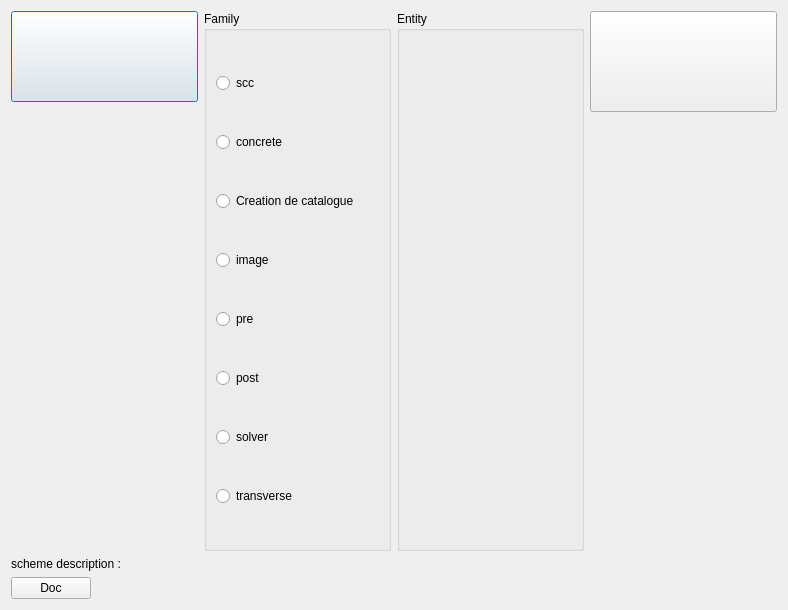
SalomePlatform/eficas_tools, file UiQT4/desChoixMap.ui: the form before one commit.
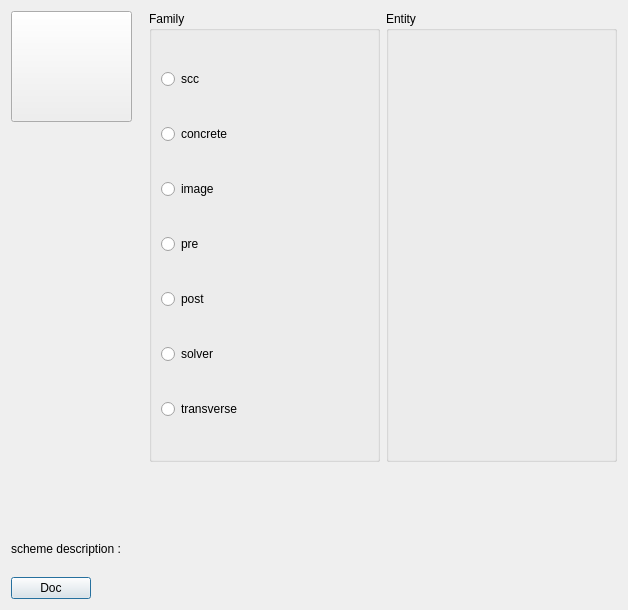
The form after the commit. Icons and pictures are not drawn.

```diff
--- a/UiQT4/desChoixMap.ui
+++ b/UiQT4/desChoixMap.ui
@@ -9,7 +9,7 @@
    <rect>
     <x>0</x>
     <y>0</y>
-    <width>788</width>
+    <width>628</width>
     <height>610</height>
    </rect>
   </property>
@@ -18,15 +18,17 @@
   </property>
   <layout class="QGridLayout" name="gridLayout">
    <item row="0" column="0">
-    <layout class="QHBoxLayout" name="horizontalLayout_3">
-     <item>
-      <layout class="QVBoxLayout" name="verticalLayout_3">
-       <item>
         <widget class="QPushButton" name="PBIconeMap">
          <property name="minimumSize">
           <size>
-           <width>81</width>
-           <height>91</height>
+       <width>121</width>
+       <height>111</height>
+      </size>
+     </property>
+     <property name="maximumSize">
+      <size>
+       <width>121</width>
+       <height>111</height>
           </size>
          </property>
          <property name="text">
@@ -42,25 +44,19 @@
            <height>160</height>
           </size>
          </property>
-        </widget>
-       </item>
-       <item>
-        <spacer name="verticalSpacer">
-         <property name="orientation">
-          <enum>Qt::Vertical</enum>
-         </property>
-         <property name="sizeHint" stdset="0">
-          <size>
-           <width>20</width>
-           <height>264</height>
-          </size>
-         </property>
-        </spacer>
-       </item>
-      </layout>
-     </item>
-     <item>
+     <property name="autoDefault">
+      <bool>false</bool>
+     </property>
+    </widget>
+   </item>
+   <item row="0" column="1" rowspan="2" colspan="2">
       <widget class="QGroupBox" name="groupBoxModule">
+     <property name="minimumSize">
+      <size>
+       <width>231</width>
+       <height>451</height>
+      </size>
+     </property>
        <property name="title">
         <string>Family</string>
        </property>
@@ -79,13 +75,6 @@
           </property>
          </widget>
         </item>
-        <item>
-         <widget class="QRadioButton" name="RBM3">
-          <property name="text">
-           <string>Creation de catalogue</string>
-          </property>
-         </widget>
-        </item>
         <item>
          <widget class="QRadioButton" name="RBM4">
           <property name="text">
@@ -124,56 +113,47 @@
        </layout>
       </widget>
      </item>
-     <item>
+   <item row="0" column="3" rowspan="2">
       <widget class="QGroupBox" name="groupBoxScheme">
+     <property name="minimumSize">
+      <size>
+       <width>231</width>
+       <height>451</height>
+      </size>
+     </property>
        <property name="title">
         <string>Entity</string>
        </property>
-      </widget>
-     </item>
-     <item>
-      <layout class="QVBoxLayout" name="verticalLayout_2">
-       <item>
-        <widget class="QPushButton" name="pushButton_3">
-         <property name="minimumSize">
-          <size>
-           <width>81</width>
-           <height>101</height>
-          </size>
-         </property>
-         <property name="text">
-          <string/>
-         </property>
-         <property name="icon">
-          <iconset>
-           <normaloff>image120.png</normaloff>image120.png</iconset>
-         </property>
-         <property name="iconSize">
+     <layout class="QVBoxLayout" name="verticalLayout_2"/>
+    </widget>
+   </item>
+   <item row="1" column="0" rowspan="2">
+    <spacer name="verticalSpacer_5">
+     <property name="orientation">
+      <enum>Qt::Vertical</enum>
+     </property>
+     <property name="sizeHint" stdset="0">
           <size>
-           <width>160</width>
-           <height>160</height>
-          </size>
-         </property>
-        </widget>
-       </item>
-       <item>
-        <spacer name="verticalSpacer_2">
+       <width>20</width>
+       <height>398</height>
+      </size>
+     </property>
+    </spacer>
+   </item>
+   <item row="2" column="2" rowspan="3">
+    <spacer name="verticalSpacer">
          <property name="orientation">
           <enum>Qt::Vertical</enum>
          </property>
          <property name="sizeHint" stdset="0">
           <size>
-           <width>17</width>
-           <height>278</height>
+       <width>109</width>
+       <height>127</height>
           </size>
          </property>
         </spacer>
        </item>
-      </layout>
-     </item>
-    </layout>
-   </item>
-   <item row="1" column="0">
+   <item row="3" column="0" colspan="2">
     <layout class="QHBoxLayout" name="horizontalLayout_2">
      <item>
       <widget class="QLabel" name="label">
@@ -191,7 +171,7 @@
      </item>
     </layout>
    </item>
-   <item row="2" column="0">
+   <item row="4" column="0">
     <layout class="QHBoxLayout" name="horizontalLayout">
      <item>
       <widget class="QPushButton" name="pushButton">
```
Left out of the diff: 2 changed lines with no effect on the pictures. Lines whose indentation alone changed are shown as unchanged.
